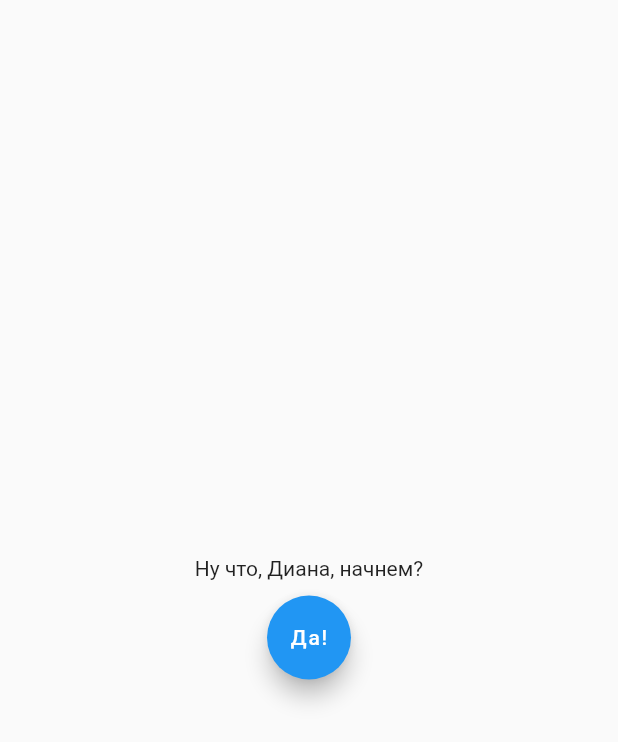
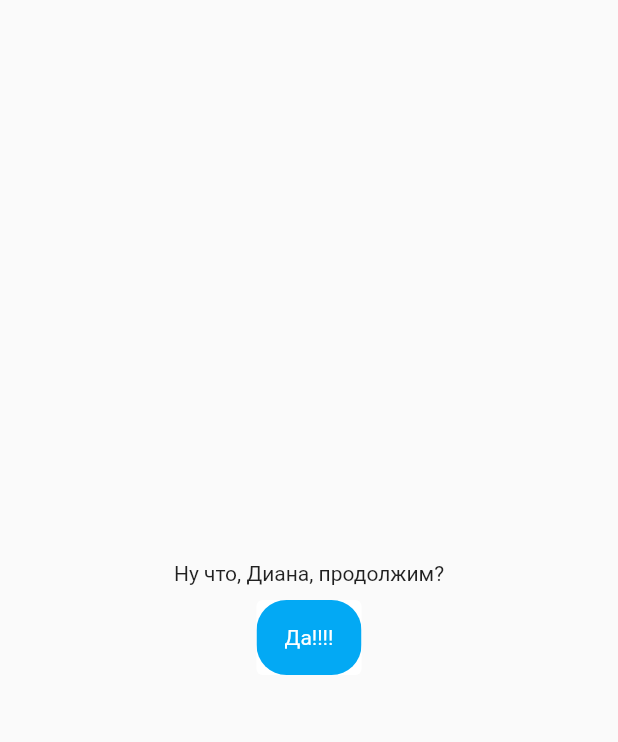
Before and after one commit to Greatest4Ce/FlutterWithMyBeloved, a Flutter app: the screen it shows after launch, on a phone screen of 412 x 824 dp. Shown: the top 742 px of the screen. Run offline on Flutter 3.47's test engine with Material 2 defaults, Android fonts, the phone set to English and light mode, and no system bars.

Commit message:
Дополнил некоторыми библиотеками

```diff
--- a/our_first_app/lib/Pages/LoadingPage.dart
+++ b/our_first_app/lib/Pages/LoadingPage.dart
@@ -1,3 +1,4 @@
+import 'package:animations/animations.dart';
 import 'package:flutter/material.dart';
 import 'package:our_first_app/Pages/HomePage.dart';
 
@@ -10,47 +11,39 @@ class LoadingPage extends StatefulWidget {
 
 class _LoadingPageState extends State<LoadingPage> {
   @override
-  // void initState() {
-  //   // TODO: implement initState
-  //   super.initState();
-  //   _navigateToHomeScreen();
-  // }
-
-  Future<void> _navigateToHomeScreen() async {
-    // await Future.delayed(Duration(milliseconds: 2500), () {});
-    Navigator.pushReplacement(
-        context,
-        MaterialPageRoute(
-            builder: (context) =>
-                const MyHomePage(title: 'Flutter Demo Home Page')));
-  }
-
-  @override
   Widget build(BuildContext context) {
     return Scaffold(
-      // body: Container(
-      //   alignment: Alignment.center,
-      //   color: Colors.white,
-      //   height: MediaQuery.of(context).size.height,
-      //   width: MediaQuery.of(context).size.width,
-      //   child: const Text('Ну что, Диана, начнем?'),
-      // ),
       body: Column(
         mainAxisAlignment: MainAxisAlignment.center,
         crossAxisAlignment: CrossAxisAlignment.center,
         children: [
           Row(
               mainAxisAlignment: MainAxisAlignment.center,
-              children: [Text('Ну что, Диана, начнем?')]),
+              children: [Text('Ну что, Диана, продолжим?')]),
           SizedBox(height: 10),
           Row(
             mainAxisAlignment: MainAxisAlignment.center,
             children: [
-              FloatingActionButton(
-                onPressed: _navigateToHomeScreen,
-                tooltip: 'Начать',
-                child: const Text('Да!'),
-              ),
+              OpenContainer(
+                closedElevation: 0,
+                middleColor: Colors.lightBlue,
+                openElevation: 0,
+                transitionDuration: Duration(milliseconds: 1000),
+                closedBuilder: (context, action) => Container(
+                  alignment: Alignment.center,
+                  height: 50,
+                  width: 70,
+                  decoration: BoxDecoration(
+                      color: Colors.lightBlue,
+                      borderRadius: BorderRadiusDirectional.circular(20)),
+                  child: Text(
+                    'Да!!!!',
+                    style: TextStyle(color: Colors.white),
+                  ),
+                ),
+                openBuilder: (context, action) =>
+                    MyHomePage(title: 'Наше первое занятие'),
+              )
             ],
           )
         ],
--- a/our_first_app/pubspec.yaml
+++ b/our_first_app/pubspec.yaml
@@ -34,6 +34,8 @@ dependencies:
   # The following adds the Cupertino Icons font to your application.
   # Use with the CupertinoIcons class for iOS style icons.
   cupertino_icons: ^1.0.2
+  animations: ^2.0.2
+  get:
 
 dev_dependencies:
   flutter_test:
```
Also changed, not shown: our_first_app/lib/Pages/HomePage.dart (+21 -1 lines), our_first_app/lib/Pages/SecondLessonPage.dart (added, +20 -0 lines), our_first_app/pubspec.lock, 1 other file.
